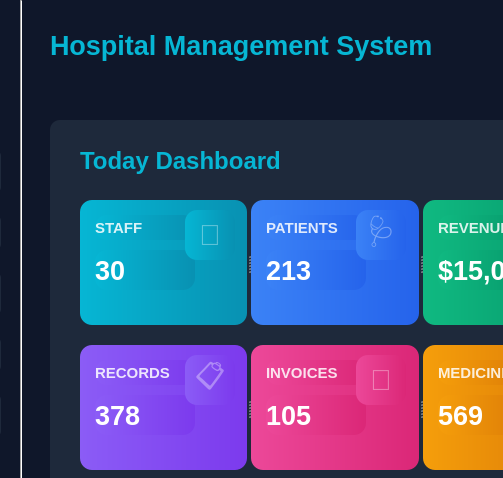
First picture: the form in AdminWindow.ui, repository pvz2nghiaaa/HospitalManagement, before the edit; both pictures show x 230 to 733 and y 0 to 478 of the 1227 by 736 pixel window.
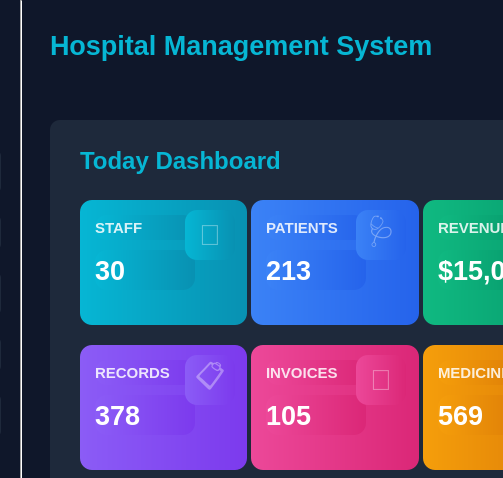
Second picture: the form after the edit.

Commit message:
add proper switching page mechanism for specific user's role
also remove slider in admin window

What changed in the file:
```diff
--- a/AdminWindow.ui
+++ b/AdminWindow.ui
@@ -23,6 +23,9 @@
     <string notr="true">QWidget#centralwidget {
     background-color: rgb(15, 23, 42);
 }
+QSplitter::handle {
+    background-color: transparent;
+}
 QPushButton {
     background-color: rgb(30, 41, 59);
     border: none;
@@ -314,7 +317,7 @@
         <rect>
          <x>30</x>
          <y>20</y>
-         <width>231</width>
+         <width>271</width>
          <height>41</height>
         </rect>
        </property>
```
The commit also changes 1 other file.
